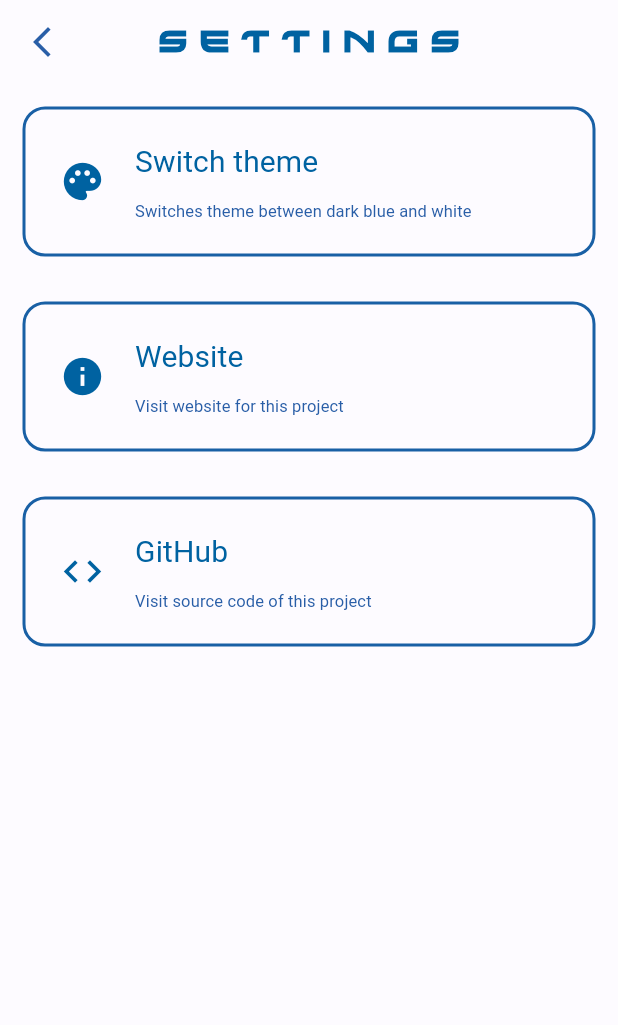
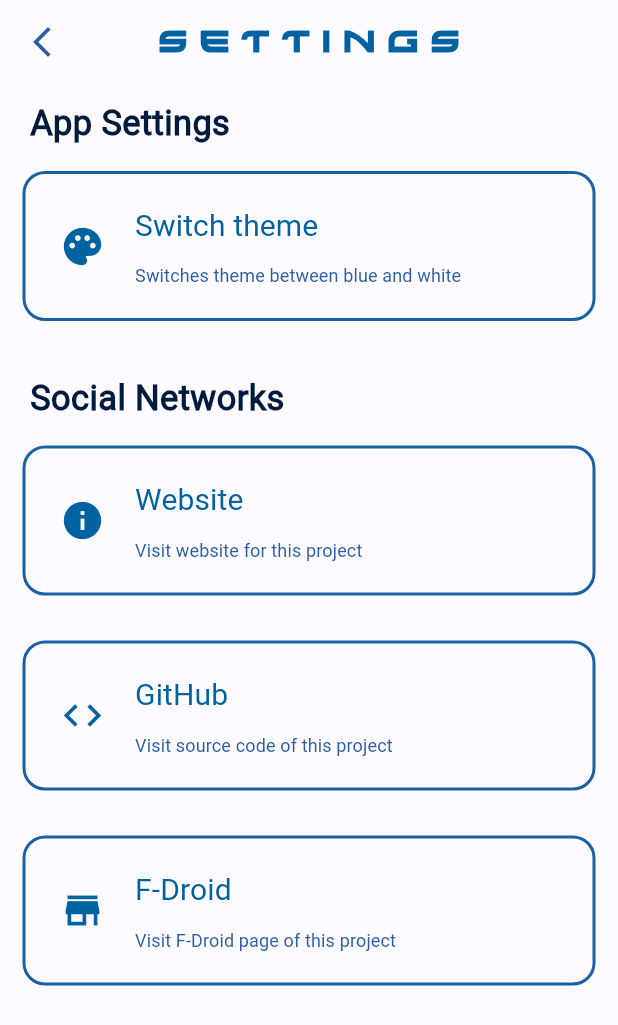
Before and after one commit to GeorgeYT9769/cardabase-app, a Flutter app: the screen it shows after launch, after a tap on the "settings" icon, on a phone screen of 412 x 824 dp. Shown: the top 1025 px of the screen. Run offline on Flutter 3.47's test engine with Material 3 defaults, Android fonts, the phone set to English and light mode, and no system bars; drawn by our look-alikes of flutter_bounceable; our stand-ins replace barcode_widget, flutter_colorpicker, flutter_slidable, hive, hive_flutter; missing offline and left inert: qr_code_scanner, restart_app; accounts and stored records are empty; Roboto replaces fonts that are missing (Roboto-Regular.ttf).

Commit message:
1.1.0 update
Update to 1.1.0 and small bug fixes. Enjoy!

```diff
--- a/lib/main.dart
+++ b/lib/main.dart
@@ -3,6 +3,7 @@ import 'package:cardabase/pages/settings.dart';
 import 'package:flutter/material.dart';
 import 'package:hive_flutter/hive_flutter.dart';
 import 'package:cardabase/theme/color_schemes.g.dart';
+import 'package:flutter/services.dart';
 
 void main() async {
   await Hive.initFlutter();
@@ -31,6 +32,11 @@ class Main extends StatelessWidget {
         themeData = ThemeData(useMaterial3: true, colorScheme: darkColorScheme);
     }
 
+    SystemChrome.setPreferredOrientations([
+      DeviceOrientation.portraitUp,
+      DeviceOrientation.portraitDown,
+    ]);
+
     return MaterialApp(
       debugShowCheckedModeBanner: false,
       home: const Homepage(),
--- a/lib/pages/homepage.dart
+++ b/lib/pages/homepage.dart
@@ -59,10 +59,17 @@ class _HomePageState extends State<Homepage> {
         elevation: 0.0,
         backgroundColor: Theme.of(context).colorScheme.surface,
       ),
-      floatingActionButton: FloatingActionButton( //createNewCard
-        onPressed: () {
-          Navigator.push(context, MaterialPageRoute(builder: (context) => const CreateCard()), ).then((value) => setState(() {}));},
-        child: const Icon(Icons.add_card),
+//createNewCard
+      floatingActionButton: Container(
+        height: 70,
+        width: 70,
+        child: FittedBox(
+          child: FloatingActionButton(
+            onPressed: () {
+              Navigator.push(context, MaterialPageRoute(builder: (context) => const CreateCard()), ).then((value) => setState(() {}));},
+            child: const Icon(Icons.add_card),
+          ),
+        ),
       ),
       body:
           ListView.builder(
--- a/lib/pages/settings.dart
+++ b/lib/pages/settings.dart
@@ -73,12 +73,46 @@ class _SettingsState extends State<Settings> {
 
       body: ListView(
         children: [
+          Container(
+            margin: const EdgeInsets.only(top: 10, left: 20),
+            child: const Column(
+              mainAxisAlignment: MainAxisAlignment.center,
+              crossAxisAlignment: CrossAxisAlignment.start,
+              children: [
+                Text(
+                  'App Settings',
+                  style: TextStyle(
+                    fontWeight: FontWeight.bold,
+                    fontFamily: 'Roboto-Regular.ttf',
+                    fontSize: 23,
+                  ),
+                ),
+              ],
+            ),
+          ),
           MySetting(
               aboutSettingHeader:
-              'Switches theme between dark blue and white',
+              'Switches theme between blue and white',
               settingAction: switchTheme, //() => Provider.of<ThemeProvider>(context, listen: false).toggleTheme()
               settingHeader: 'Switch theme',
               settingIcon: Icons.palette
+          ),
+          Container(
+            margin: const EdgeInsets.only(top: 20, left: 20,),
+            child: const Column(
+              mainAxisAlignment: MainAxisAlignment.center,
+              crossAxisAlignment: CrossAxisAlignment.start,
+              children: [
+                Text(
+                  'Social Networks',
+                  style: TextStyle(
+                    fontWeight: FontWeight.bold,
+                    fontFamily: 'Roboto-Regular.ttf',
+                    fontSize: 23,
+                  ),
+                ),
+              ],
+            ),
           ),
           MySetting(
               aboutSettingHeader:
@@ -93,6 +127,13 @@ class _SettingsState extends State<Settings> {
               settingAction: () => _launchUrl(Uri.parse('https://github.com/GeorgeYT9769/cardabase-app')),
               settingHeader: 'GitHub',
               settingIcon: Icons.code
+          ),
+          MySetting(
+              aboutSettingHeader:
+              'Visit F-Droid page of this project',
+              settingAction: () => _launchUrl(Uri.parse('https://f-droid.org/en/packages/com.georgeyt9769.cardabase/')),
+              settingHeader: 'F-Droid',
+              settingIcon: Icons.store
           )
         ],
       ),
--- a/lib/util/card_tile.dart
+++ b/lib/util/card_tile.dart
@@ -1,4 +1,4 @@
-import 'package:cardabase/util/generate_barcode.dart';
+import 'package:cardabase/pages/generate_barcode_page.dart';
 import 'package:flutter/material.dart';
 import 'package:flutter_bounceable/flutter_bounceable.dart';
 import 'package:flutter_slidable/flutter_slidable.dart';
@@ -17,23 +17,24 @@ class CardTile extends StatelessWidget {
   @override
   Widget build(BuildContext context) {
     return Container(
-      margin: const EdgeInsets.all(30),
+      margin: const EdgeInsets.all(20),
       alignment: Alignment.center,
       child: Slidable(
         endActionPane: ActionPane(
          motion: const BehindMotion(),
          children: [
            SlidableAction(onPressed: deleteFunction,
+             borderRadius: BorderRadius.circular(15),
              icon: Icons.delete,
              backgroundColor: Colors.red.shade700,
-             label: 'Delete card',
+             label: 'DELETE',
            ),
          ],
         ),
         child: Bounceable(
           onTap: () {},
           child: SizedBox(
-            height: MediaQuery.of(context).size.width / 1.59 - 30, //height of button
+            height: MediaQuery.of(context).size.width / 1.585 - 30, //height of button
             width: double.infinity,
             child: ElevatedButton(
               style: ElevatedButton.styleFrom(
@@ -44,20 +45,18 @@ class CardTile extends StatelessWidget {
                     borderRadius: BorderRadius.circular(15)
                 ),
               ),
-              onPressed: () {
-                showDialog(
-                    context: context,
-                    builder: (context) {
-                      return GenerateQR(cardid: cardnumber, sn: shopName, iconcolor: iconColor,);
-                    }
-                )
-               ;
-              },
-              child: Text(shopName, style: const TextStyle(
-                fontSize: 50,
-                fontWeight: FontWeight.bold,
-                fontFamily: 'Roboto-Regular.ttf',
-              ),),
+              onPressed:() {
+                Navigator.push(context, MaterialPageRoute(builder: (context) => GenerateBarcode(cardid: cardnumber, cardtext: shopName, iconcolor: iconColor)));},
+              child: Text(
+                shopName,
+                style: const TextStyle(
+                  fontSize: 50,
+                  fontWeight: FontWeight.bold,
+                  fontFamily: 'Roboto-Regular.ttf',
+                ),
+                textAlign: TextAlign.center,
+                maxLines: 2,
+              ),
             )
           ),
         ),
--- a/lib/util/setting_tile.dart
+++ b/lib/util/setting_tile.dart
@@ -1,4 +1,5 @@
 import 'package:flutter/material.dart';
+import 'package:flutter_bounceable/flutter_bounceable.dart';
 
 class MySetting extends StatelessWidget {
 
@@ -12,7 +13,9 @@ class MySetting extends StatelessWidget {
 
   @override
   Widget build(BuildContext context) {
-    return Container(
+    return Bounceable(
+      onTap: () {},
+      child: Container(
         margin: const EdgeInsets.all(15),
         alignment: Alignment.center,
         child: OutlinedButton(
@@ -37,12 +40,13 @@ class MySetting extends StatelessWidget {
                 children: [
                   Text(settingHeader, style: TextStyle(color: Theme.of(context).colorScheme.tertiary, fontSize: 20, fontFamily: 'Roboto-Regular.ttf',)),
                   const SizedBox(height: 10,),
-                Text(aboutSettingHeader, style: TextStyle(color: Theme.of(context).colorScheme.secondary, fontSize: 11, fontFamily: 'Roboto-Regular.ttf',)),
+                  Text(aboutSettingHeader, style: TextStyle(color: Theme.of(context).colorScheme.secondary, fontSize: 12, fontFamily: 'Roboto-Regular.ttf',)),
                 ],
               ),
             ],
           ),
         )
+      ),
     );
   }
 }
```
Also changed, not shown: lib/pages/createcardnew.dart (+74 -48 lines), lib/pages/generate_barcode_page.dart (added, +97 -0 lines), lib/util/button_tile.dart (added, +36 -0 lines), lib/util/color_picker.dart (+33 -12 lines), lib/util/generate_barcode.dart (deleted, +0 -41 lines), lib/util/my_button.dart (deleted, +0 -33 lines), lib/util/read_barcode.dart (+10 -0 lines), 2 other files. Lines whose indentation alone changed are shown as unchanged.
